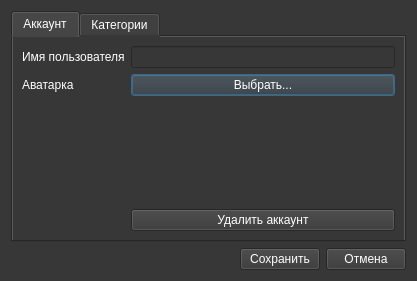
Protocs/OkayMoney, file ui/dialogs/settings.ui: the form before one commit.
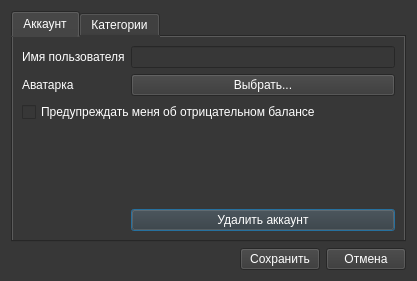
The form after the commit. The open tabs and pages were chosen to show the change.

Commit message: Добавил возможность пользователю выбирать, предупреждать его об отрицательном балансе или нет

The edit to the form file:
```diff
--- a/ui/dialogs/settings.ui
+++ b/ui/dialogs/settings.ui
@@ -36,7 +36,7 @@
       <enum>QTabWidget::Rounded</enum>
      </property>
      <property name="currentIndex">
-      <number>1</number>
+      <number>0</number>
      </property>
      <property name="elideMode">
       <enum>Qt::ElideNone</enum>
@@ -57,6 +57,16 @@
       <layout class="QVBoxLayout" name="verticalLayout_2">
        <item>
         <layout class="QGridLayout" name="gridLayout">
+         <item row="4" column="1">
+          <widget class="QPushButton" name="delete_user_btn">
+           <property name="text">
+            <string>Удалить аккаунт</string>
+           </property>
+          </widget>
+         </item>
+         <item row="0" column="1">
+          <widget class="QLineEdit" name="user_name"/>
+         </item>
          <item row="1" column="1">
           <widget class="QPushButton" name="choose_avatar">
            <property name="text">
@@ -71,9 +81,6 @@
            </property>
           </widget>
          </item>
-         <item row="0" column="1">
-          <widget class="QLineEdit" name="user_name"/>
-         </item>
          <item row="1" column="0">
           <widget class="QLabel" name="label_2">
            <property name="text">
@@ -81,7 +88,7 @@
            </property>
           </widget>
          </item>
-         <item row="2" column="1">
+         <item row="3" column="1">
           <spacer name="verticalSpacer">
            <property name="orientation">
             <enum>Qt::Vertical</enum>
@@ -94,10 +101,13 @@
            </property>
           </spacer>
          </item>
-         <item row="3" column="1">
-          <widget class="QPushButton" name="delete_user_btn">
+         <item row="2" column="0" colspan="2">
+          <widget class="QCheckBox" name="negative_balance_information">
            <property name="text">
-            <string>Удалить аккаунт</string>
+            <string>Предупреждать меня об отрицательном балансе</string>
+           </property>
+           <property name="checked">
+            <bool>false</bool>
            </property>
           </widget>
          </item>
```
The commit also changes 6 other files.
